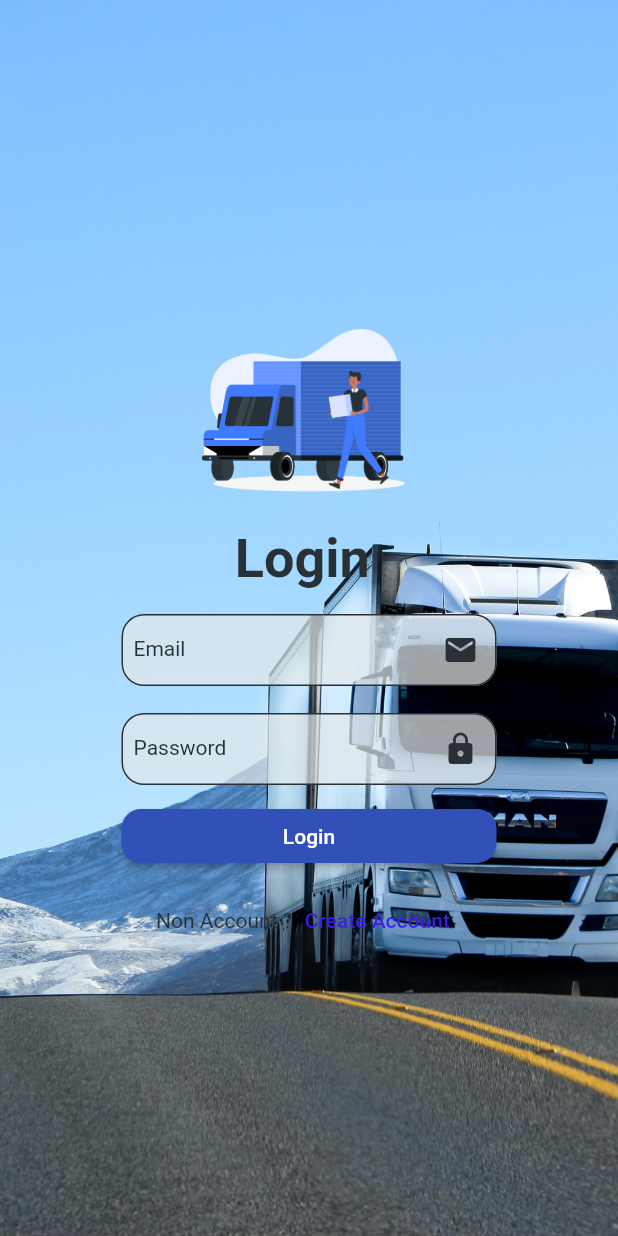
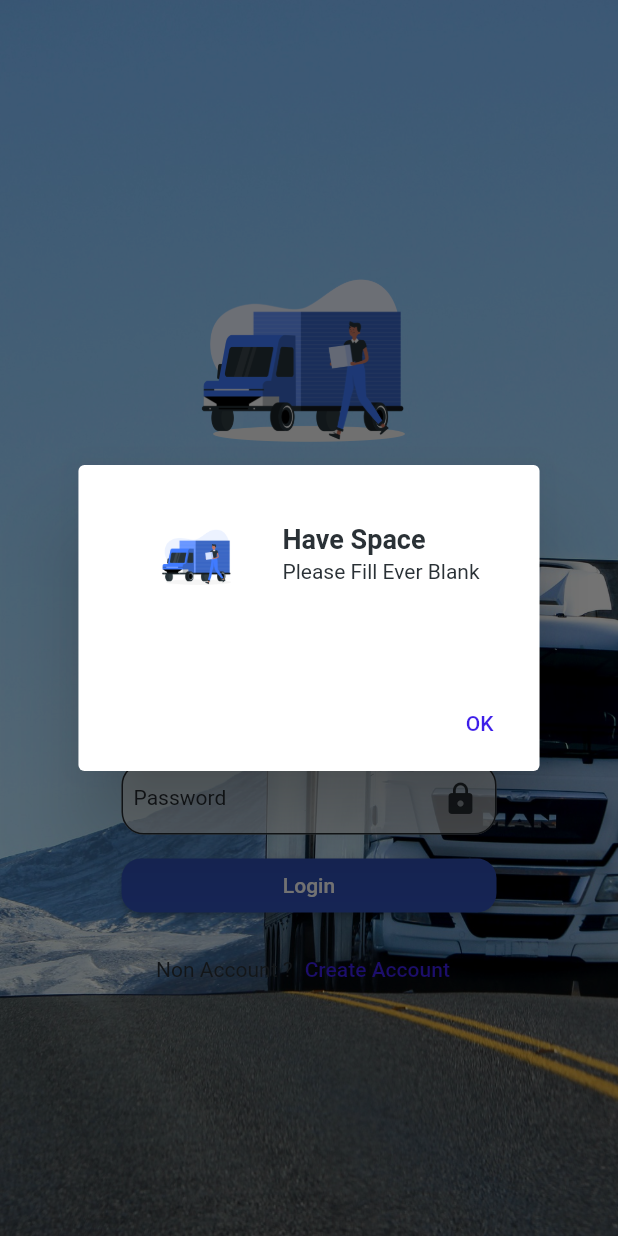
Before and after one commit to ployarisa/poloy_transport, a Flutter app: the screen it shows after launch, after a tap on "Login", on a phone screen of 412 x 824 dp. Run offline on Flutter 3.47's test engine with Material 2 defaults, Android fonts, the phone set to English and light mode, and no system bars; our stand-ins replace dio, image_picker.

Commit message:
start login authen

```diff
--- /dev/null
+++ b/lib/models/authen.dart
@@ -0,0 +1,33 @@
+import 'dart:convert';
+
+// ignore_for_file: public_member_api_docs, sort_constructors_first
+class AuthenModel {
+  final String rollerid;
+  final String username;
+  final String password;
+  AuthenModel({
+    required this.rollerid,
+    required this.username,
+    required this.password,
+  });
+
+  Map<String, dynamic> toMap() {
+    return <String, dynamic>{
+      'rollerid': rollerid,
+      'username': username,
+      'password': password,
+    };
+  }
+
+  factory AuthenModel.fromMap(Map<String, dynamic> map) {
+    return AuthenModel(
+      rollerid: map['rollerid'] as String,
+      username: map['username'] as String,
+      password: map['password'] as String,
+    );
+  }
+
+  String toJson() => json.encode(toMap());
+
+  factory AuthenModel.fromJson(String source) => AuthenModel.fromMap(json.decode(source) as Map<String, dynamic>);
+}
--- a/lib/states/authen.dart
+++ b/lib/states/authen.dart
@@ -1,17 +1,28 @@
+import 'package:dio/dio.dart';
+import 'package:flutter/foundation.dart';
 import 'package:flutter/material.dart';
+import 'package:ploy_transport/models/authen.dart';
 import 'package:ploy_transport/states/create_account.dart';
 import 'package:ploy_transport/states/register.dart';
 import 'package:ploy_transport/utility/my_constant.dart';
+import 'package:ploy_transport/utility/my_dialog.dart';
 import 'package:ploy_transport/widgets/show_button.dart';
 import 'package:ploy_transport/widgets/show_form.dart';
 import 'package:ploy_transport/widgets/show_image.dart';
 import 'package:ploy_transport/widgets/show_textbutton.dart';
 import 'package:ploy_transport/widgets/showtext.dart';
 
-class Authen extends StatelessWidget {
+class Authen extends StatefulWidget {
   const Authen({
     Key? key,
   }) : super(key: key);
+
+  @override
+  State<Authen> createState() => _AuthenState();
+}
+
+class _AuthenState extends State<Authen> {
+  String? rollerId, userName, passWord;
 
   @override
   Widget build(BuildContext context) {
@@ -23,12 +34,14 @@
           child: Container(
             decoration: MyConstant().imageBox(),
             child: Center(
+              child: SingleChildScrollView(
                 child: Column(
                   mainAxisAlignment: MainAxisAlignment.center,
                   children: [
                     newLogo(constraints),
                     newText(),
-                  newEmail(),
+                    newRollerId(),
+                    newUser(),
                     newPassword(),
                     newButton(), //ปุ่ม
                     newCreateAccount(context: context)
@@ -36,10 +49,19 @@
                 ),
               ),
             ),
+          ),
         );
       }),
     );
   }
+
+  ShowForm newRollerId() => ShowForm(
+      textInputType: TextInputType.number,
+      label: 'RollerID ',
+      iconData: Icons.account_box,
+      changeFunc: (String string) {
+        rollerId = string.trim();
+      });
 
   Row newCreateAccount({required BuildContext context}) {
     return Row(
@@ -52,7 +74,8 @@
             //ย้ายหน้า
             Navigator.push(
                 context,
-                MaterialPageRoute( //back กลับไปหน้า login
+                MaterialPageRoute(
+                  //back กลับไปหน้า login
                   builder: (context) => Register(),
                 ));
           },
@@ -63,7 +86,16 @@
 
   ShowButton newButton() => ShowButton(
         label: 'Login',
-        pressFunc: () {},
+        pressFunc: () {
+          if ((rollerId?.isEmpty ?? true) ||
+              (userName?.isEmpty ?? true) ||
+              (passWord?.isEmpty ?? true)) {
+            MyDialog(context: context).normalDialog(
+                title: 'Have Space', subTitle: 'Please Fill Ever Blank');
+          } else {
+            processCheckAuthen();
+          }
+        },
       );
 
   ShowForm newPassword() {
@@ -71,15 +103,20 @@
       label: 'Password',
       iconData: Icons.lock,
       obsecu: true,
-      changeFunc: (String string) {},
+      changeFunc: (String string) {
+        passWord = string.trim();
+      },
     );
   }
 
-  ShowForm newEmail() {
+  ShowForm newUser() {
     return ShowForm(
-      label: 'Email',
+      textInputType: TextInputType.text,
+      label: 'Username',
       iconData: Icons.email,
-      changeFunc: (String string) {},
+      changeFunc: (String string) {
+        userName = string.trim();
+      },
     );
   }
 
@@ -96,4 +133,17 @@
       child: const ShowImage(),
     );
   }
+
+  Future<void> processCheckAuthen() async {
+    AuthenModel authenModel = AuthenModel(
+        rollerid: rollerId!, username: userName!, password: passWord!);
+    await Dio()
+        .post(MyConstant.pathAuthen, data: authenModel.toMap())
+        .then((value) {
+           print('OnError Authen ==> $value');
+        })
+        .catchError((onError) {
+           print('OnError Authen ==> ${onError.toString()}');
+        });
   }
+}
--- a/lib/utility/my_constant.dart
+++ b/lib/utility/my_constant.dart
@@ -13,7 +13,11 @@
   ];
   //method กลุ่มของ field
 
-  static String pathRegister ='https://www.rollerglobal.com/api/api/Member/register';
+  static String pathRegister =
+      'https://www.rollerglobal.com/api/api/Member/register';
+
+  static String pathAuthen =
+      'https://www.rollerglobal.com/api/api/Member/login';
 
   BoxDecoration curveBorderBox() => BoxDecoration(
         border: Border.all(color: MyConstant.dark),
--- a/lib/widgets/show_form.dart
+++ b/lib/widgets/show_form.dart
@@ -9,12 +9,15 @@
   final IconData iconData;
   final bool? obsecu;
   final Function(String) changeFunc;
+  final TextInputType? textInputType;
+
   const ShowForm({
     Key? key,
     required this.label,
     required this.iconData,
     this.obsecu,
     required this.changeFunc,
+    this.textInputType,
   }) : super(key: key);
 
   @override
@@ -23,7 +26,7 @@
       margin: EdgeInsets.only(top: 16),
       width: 250,
       height: 50,
-      child: TextFormField(
+      child: TextFormField(keyboardType: textInputType ?? TextInputType.text,
         onChanged: changeFunc,
         obscureText: obsecu ?? false,
         style: MyConstant().h3style(),
```
Lines whose indentation alone changed are shown as unchanged.
